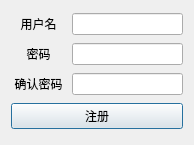
This is AllChatClient/View/regist.ui in siju-m/AllChat as Qt 5 draws it before an edit. The edited form follows.
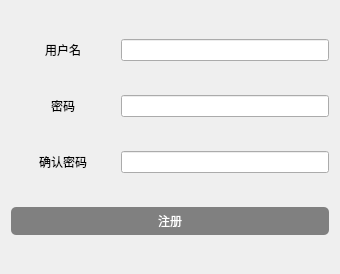
This is the edited form.

The edit to the form file:
```diff
--- a/AllChatClient/View/regist.ui
+++ b/AllChatClient/View/regist.ui
@@ -6,8 +6,8 @@
    <rect>
     <x>0</x>
     <y>0</y>
-    <width>194</width>
-    <height>145</height>
+    <width>340</width>
+    <height>274</height>
    </rect>
   </property>
   <property name="windowTitle">
@@ -67,6 +67,40 @@
    </item>
    <item>
     <widget class="QPushButton" name="btnRegist">
+     <property name="styleSheet">
+      <string notr="true">/**正常情况下样式**/
+QPushButton{
+	font: 10pt &quot;微软雅黑&quot;;
+    color: white;
+    background-color: gray;
+    border-color: #2f3640;
+    border-radius: 5px;
+    border-style: none;
+    border-width: 1px;
+    padding: 5px;
+}
+
+/**鼠标停留在按钮上的样式**/
+QPushButton::hover{	
+    color: #FFFFFF;
+    background-color: #718093;
+    border-color: #2f3640;
+}
+
+/**鼠标按压下去的样式**/
+QPushButton::pressed,QPushButton::checked{
+    color: #FFFFFF;
+    background-color: qlineargradient(spread:pad, x1:0, y1:0, x2:0, y2:1, stop:0 #273c75, stop:1 #487eb0);
+}
+
+/**按钮失能情况下样式**/
+QPushButton::disabled{
+    color: #FFFFFF;
+    background-color: #dcdde1;
+    border-color: #dcdde1;
+}
+</string>
+     </property>
      <property name="text">
       <string>注册</string>
      </property>
```
